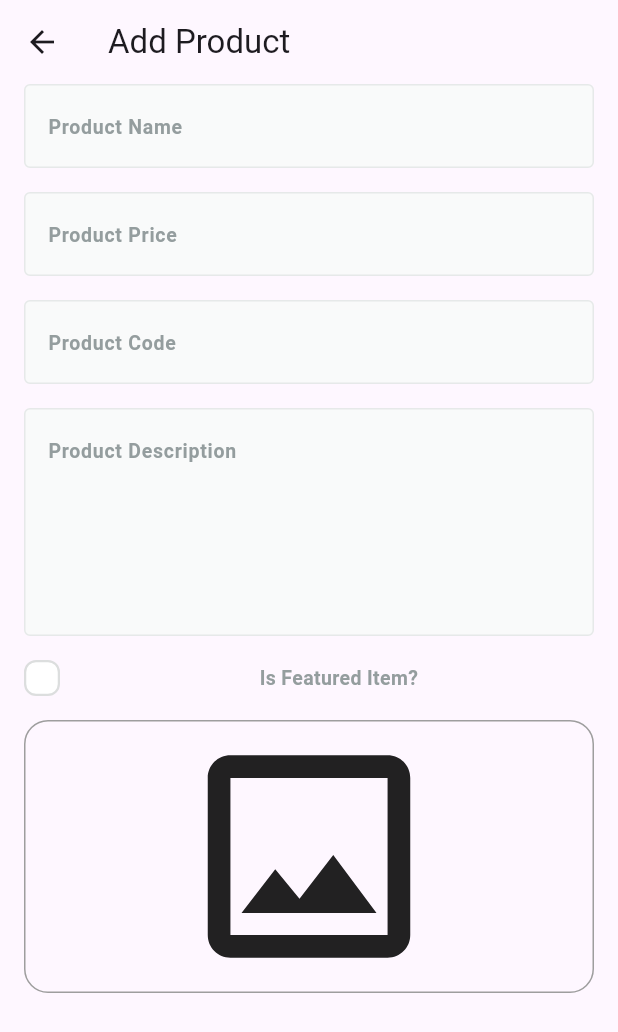
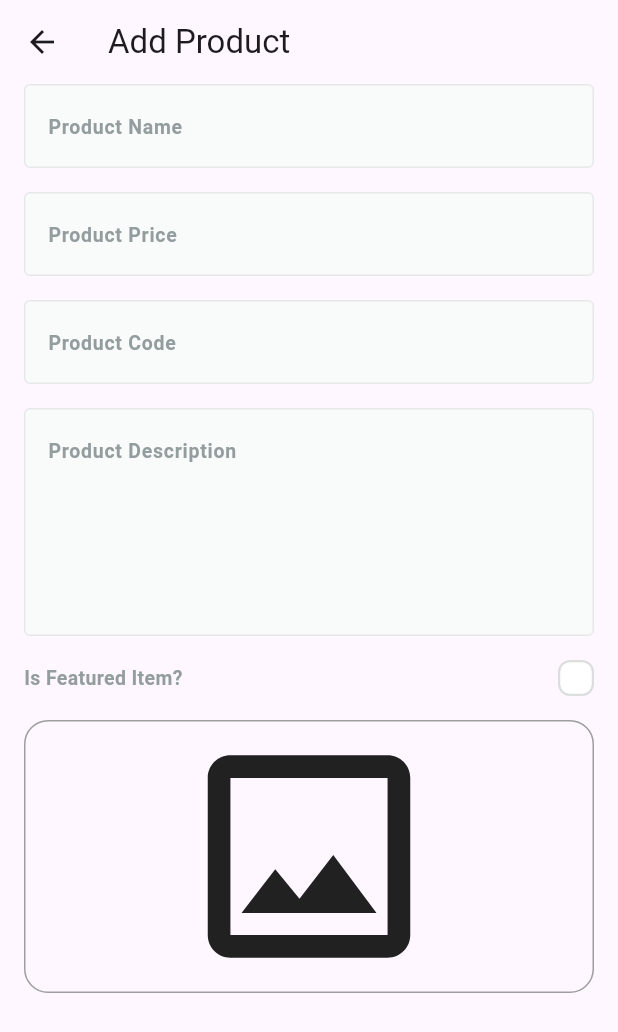
Before and after one commit to abo3amer69/fruits_hup_dashboard, a Flutter app: the AddProductView screen opened by its route, after a tap on the "image" icon, on a phone screen of 412 x 824 dp. Shown: the top 1032 px of the screen. Run offline on Flutter 3.47's test engine with Material 3 defaults, Android fonts, the phone set to English and light mode, and no system bars; drawn by our look-alikes of skeletonizer; our stand-ins replace firebase_core, image_picker; accounts and stored records are empty.

Commit message:
Update package names and improve image field widget
Updated the package name in `build.gradle` and `google-services.json` to `com.example.fruits_hup_dashboard`. Improved the `ImageField` widget by adding better error handling and UI adjustments. Also, added necessary imports and dependencies for `flutter_image_compress` and `image_picker`.

```diff
--- a/lib/features/add_product/presentation/views/widget/image_field.dart
+++ b/lib/features/add_product/presentation/views/widget/image_field.dart
@@ -1,5 +1,4 @@
 import 'dart:io';
-
 import 'package:flutter/material.dart';
 import 'package:image_picker/image_picker.dart';
 import 'package:skeletonizer/skeletonizer.dart';
@@ -16,19 +15,26 @@ class ImageField extends StatefulWidget {
 class _ImageFieldState extends State<ImageField> {
   bool isLoading = false;
   File? fileimage;
+
   @override
   Widget build(BuildContext context) {
     return Skeletonizer(
       enabled: isLoading,
       child: GestureDetector(
         onTap: () async {
-          isLoading = true;
-          setState(() {});
+          setState(() {
+            isLoading = true; // بداية التحميل
+          });
+
           try {
             await PickImage();
           } catch (e) {
-            isLoading = false;
-            setState(() {});
+            // في حالة حدوث خطأ
+            debugPrint("Error: $e");
+          } finally {
+            setState(() {
+              isLoading = false; // إيقاف التحميل
+            });
           }
         },
         child: Stack(
@@ -36,28 +42,34 @@ class _ImageFieldState extends State<ImageField> {
             Container(
               width: double.infinity,
               decoration: BoxDecoration(
-                  borderRadius: BorderRadius.circular(
-                    16,
-                  ),
+                borderRadius: BorderRadius.circular(16),
                 border: Border.all(
                   color: Colors.grey,
-                  )),
+                ),
+              ),
               child: fileimage != null
                   ? ClipRRect(
                       borderRadius: BorderRadius.circular(16),
-                      child: Image.file(fileimage!))
+                      child: Image.file(
+                        fileimage!,
+                        fit: BoxFit.cover,
+                      ),
+                    )
                   : const Icon(
                       Icons.image_outlined,
                       size: 180,
                     ),
             ),
-            Visibility(
-              visible: fileimage != null,
+            if (fileimage != null)
+              Positioned(
+                right: 8,
+                top: 8,
                 child: IconButton(
                   onPressed: () {
+                    setState(() {
                       fileimage = null;
-                  widget.onFileChanged(fileimage!);
-                  setState(() {});
+                    });
+                    widget.onFileChanged(null);
                   },
                   icon: const Icon(
                     Icons.close,
@@ -73,9 +85,13 @@ class _ImageFieldState extends State<ImageField> {
 
   Future<void> PickImage() async {
     final ImagePicker picker = ImagePicker();
+    final XFile? image = await picker.pickImage(source: ImageSource.gallery);
 
-    final XFile? image = await picker.pickImage(source: ImageSource.gallery);
-    fileimage = File(image!.path);
-    widget.onFileChanged(fileimage!);
+    if (image != null) {
+      setState(() {
+        fileimage = File(image.path);
+      });
+      widget.onFileChanged(fileimage);
     }
   }
+}
--- a/lib/features/add_product/presentation/views/widget/is_featured_check_box.dart
+++ b/lib/features/add_product/presentation/views/widget/is_featured_check_box.dart
@@ -18,6 +18,24 @@ class _IsFeaturedCheckBoxState extends State<IsFeaturedCheckBox> {
   Widget build(BuildContext context) {
     return Row(
       children: [
+        Text.rich(
+          TextSpan(
+            children: [
+              TextSpan(
+                text: 'Is Featured Item?',
+                style: TextStyles.semiBold13.copyWith(
+                  color: const Color(0xff949D9E),
+                ),
+              ),
+            ],
+          ),
+          textAlign: TextAlign.center,
+        ),
+        const Expanded(
+          child: SizedBox(
+            width: 16,
+          ),
+        ),
         CustomCheckBox(
           onChecked: (value) {
             isTermsAccepted = value;
@@ -26,24 +44,6 @@ class _IsFeaturedCheckBoxState extends State<IsFeaturedCheckBox> {
           },
           isChecked: isTermsAccepted,
         ),
-        const SizedBox(
-          width: 16,
-        ),
-        Expanded(
-          child: Text.rich(
-            TextSpan(
-              children: [
-                TextSpan(
-                  text: 'Is Featured Item?',
-                  style: TextStyles.semiBold13.copyWith(
-                    color: const Color(0xff949D9E),
-                  ),
-                ),
-              ],
-            ),
-            textAlign: TextAlign.center,
-          ),
-        ),
       ],
     );
   }
--- a/lib/main.dart
+++ b/lib/main.dart
@@ -1,5 +1,7 @@
 import 'package:flutter/material.dart';
+import 'package:fruits_hup_dashboard/features/add_product/presentation/views/widget/image_field.dart';
 import 'package:fruits_hup_dashboard/features/dashboard/views/dashboard_view.dart';
+import 'package:image_picker/image_picker.dart';
 
 import 'core/helper_function/on_generate_route.dart';
 
--- a/pubspec.yaml
+++ b/pubspec.yaml
@@ -36,8 +36,10 @@ dependencies:
   # Use with the CupertinoIcons class for iOS style icons.
   cupertino_icons: ^1.0.8
   firebase_core: ^3.8.1
+
+  skeletonizer: ^1.4.2
   image_picker: ^1.1.2
-  skeletonizer: ^1.4.2
+  flutter_image_compress: ^2.3.0
 
 dev_dependencies:
   flutter_test:
```
Also changed, not shown: pubspec.lock, 4 other files. Lines whose indentation alone changed are shown as unchanged.
